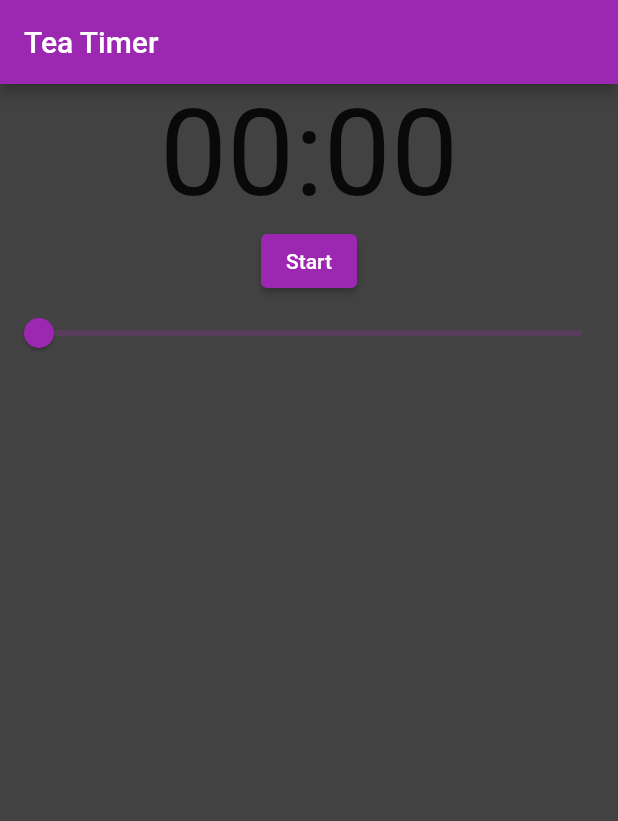
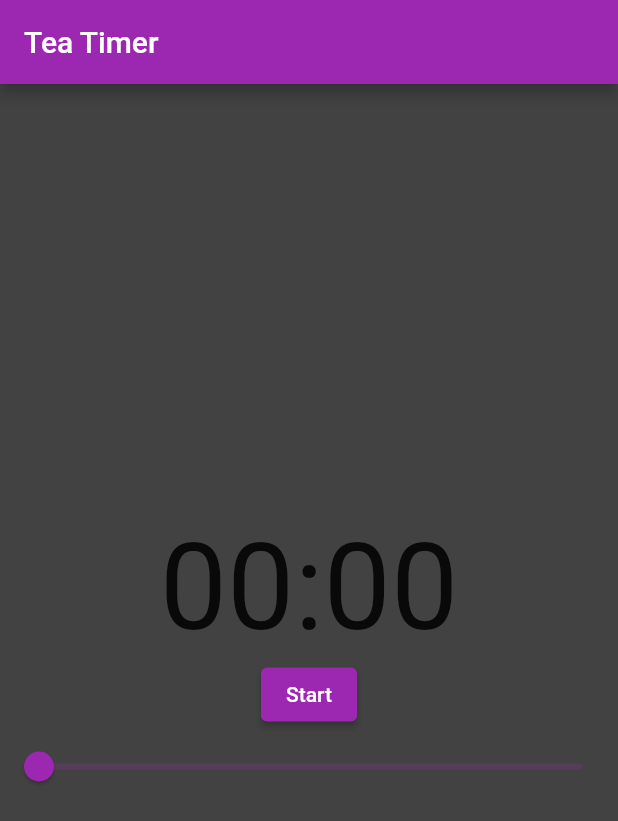
Before and after one commit to christian-anthony/TeaTimer, a Flutter app: the screen it shows after launch, on a phone screen of 412 x 824 dp. Shown: the top 821 px of the screen. Run offline on Flutter 3.47's test engine with Material 2 defaults, Android fonts, the phone set to English and light mode, and no system bars.

Commit message:
Ok, now its actually aligned.
Fix the Alignment again.
Also cleaned up the widget tree in main to not include so many aligns.

```diff
--- a/lib/main.dart
+++ b/lib/main.dart
@@ -30,19 +30,14 @@ class MyHomePage extends StatefulWidget {
 
 
 class _MyHomePageState extends State<MyHomePage> {
-
   @override
   Widget build(BuildContext context) {
-
     return Scaffold(
       appBar: AppBar(
         title: Text(widget.title),
       ),
       body: SafeArea(
-        child: Container(
-          alignment: Alignment.center,
-          child: TeaTimer(),
-        )
+        child: TeaTimer(),
       ),
     );
   }
--- a/lib/teatimer.dart
+++ b/lib/teatimer.dart
@@ -21,6 +21,7 @@ class _TeaTimerState extends State<TeaTimer>{
       alignment: Alignment.center,
       //color: Colors.red,
       child: Column(
+        mainAxisAlignment: MainAxisAlignment.center,
         children: [
           timerText(context, _currentDuration),
           ElevatedButton(
```
